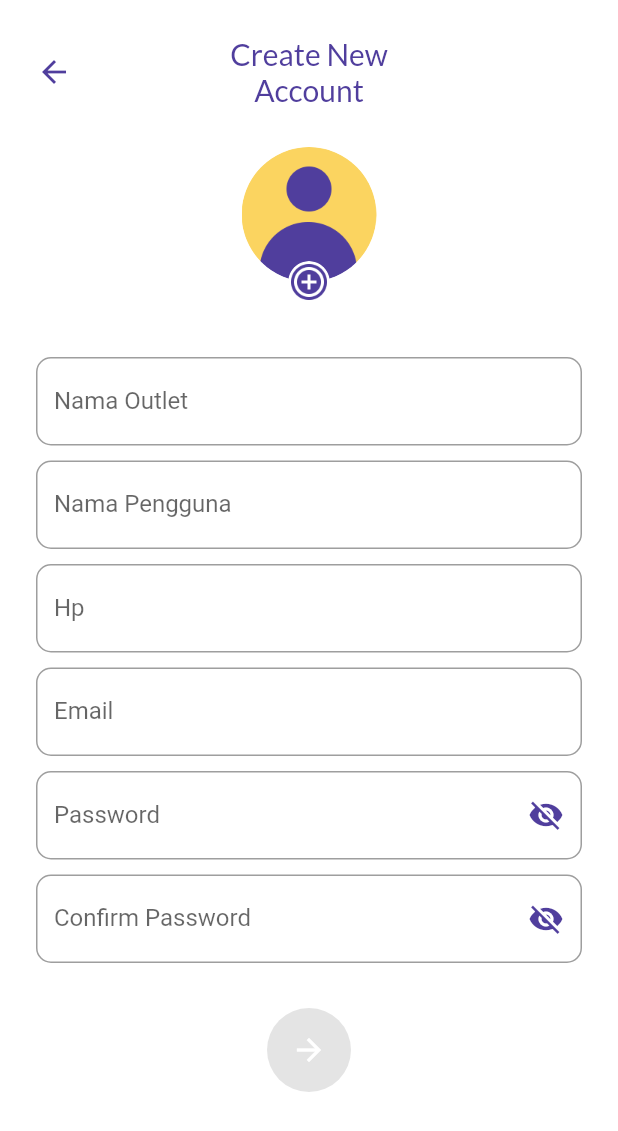
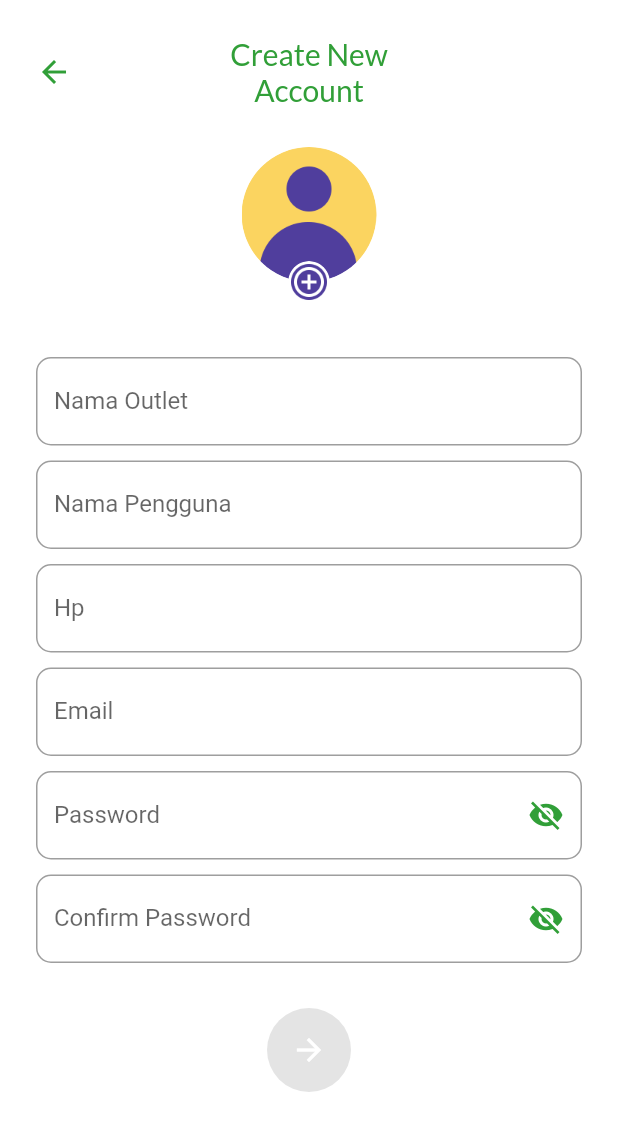
Before and after one commit to chandrafebrian/chandra_pos, a Flutter app: the screen it shows after launch, after a tap on "Get Started", on a phone screen of 412 x 824 dp. Shown: the top 1131 px of the screen. Run offline on Flutter 3.47's test engine with Material 2 defaults, Android fonts, the light colour scheme and no system bars; our stand-ins replace bloc, cloud_firestore, email_validator, equatable, firebase_auth, firebase_core and 5 more; accounts and stored records are empty.

Commit message:
up
Signed-off-by: chandrafebrian <chandrafebrian99@gmail.com>

```diff
--- a/lib/shared/shared.dart
+++ b/lib/shared/shared.dart
@@ -1,8 +1,8 @@
 import 'dart:io';
 import 'package:firebase_storage/firebase_storage.dart';
+import 'package:flutter/material.dart';
 import 'package:path/path.dart';
 import 'package:chandra_pos/bloc/page_bloc.dart';
-import 'package:flutter/material.dart';
 import 'package:google_fonts/google_fonts.dart';
 import 'package:image_picker/image_picker.dart';
 part 'shared_value.dart';
--- a/lib/shared/theme.dart
+++ b/lib/shared/theme.dart
@@ -2,7 +2,21 @@ part of 'shared.dart';
 
 const double defaultMargin = 24;
 
-Color mainColor = const Color(0xFF503E9D);
+MaterialColor warnaUtamaChandraPos = const MaterialColor(
+  0xff319F38,
+  <int, Color>{
+    50: Color(0xff319F38),
+    100: Color(0xff319F38),
+    200: Color(0xff319F38),
+    300: Color(0xff319F38),
+    400: Color(0xff319F38),
+    500: Color(0xff319F38),
+    600: Color(0xff319F38),
+    700: Color(0xff319F38),
+    800: Color(0xff319F38),
+    900: Color(0xff319F38),
+  },
+);
 Color white = const Color(0xFFFFFFFF);
 Color accentColor1 = const Color(0xFF2C1F63);
 Color accentColor2 = const Color(0xFFFBD460);
@@ -17,3 +31,10 @@ TextStyle textKeduaPutih = GoogleFonts.lato().copyWith(
   color: Colors.white,
   fontWeight: FontWeight.w600,
 );
+
+MaterialColor? kPrimaryColor =
+    const Color.fromARGB(255, 150, 11, 102) as MaterialColor;
+
+// theme: ThemeData(
+//     primarySwatch: kPrimaryColor,
+// ),
--- a/lib/ui/pages/main_page.dart
+++ b/lib/ui/pages/main_page.dart
@@ -13,7 +13,7 @@ class _MainPageState extends State<MainPage> {
     return Scaffold(
       drawer: const NavBarPage(),
       appBar: AppBar(
-        backgroundColor: Colors.deepPurple,
+        backgroundColor: warnaUtamaChandraPos,
         title: const Text('Main Page'),
       ),
       body: Center(
--- a/lib/ui/pages/navbar_page.dart
+++ b/lib/ui/pages/navbar_page.dart
@@ -12,7 +12,7 @@ class _NavBarPageState extends State<NavBarPage> {
   Widget build(BuildContext context) {
     return Drawer(
       child: Container(
-        color: const Color.fromARGB(255, 55, 15, 157),
+        color: const Color.fromARGB(255, 8, 138, 67),
         child: ListView(
           children: [
             const SizedBox(
--- a/lib/ui/pages/sign_up.dart
+++ b/lib/ui/pages/sign_up.dart
@@ -33,9 +33,9 @@ class _SignUpPageState extends State<SignUpPage> {
 
   @override
   Widget build(BuildContext context) {
-    context
-        .read<ThemeBloc>()
-        .add(ChangeTheme(ThemeData(primarySwatch: Colors.deepPurple)));
+    context.read<ThemeBloc>().add(ChangeTheme(ThemeData(
+          primarySwatch: warnaUtamaChandraPos,
+        )));
     return WillPopScope(
       onWillPop: () async {
         context.read<PageBloc>().add(GoToSplashPage());
@@ -62,7 +62,7 @@ class _SignUpPageState extends State<SignUpPage> {
                             },
                             child: Icon(
                               Icons.arrow_back,
-                              color: mainColor,
+                              color: warnaUtamaChandraPos,
                             ),
                           ),
                         ),
@@ -71,7 +71,7 @@ class _SignUpPageState extends State<SignUpPage> {
                             'Create New\nAccount',
                             style: GoogleFonts.lato(
                               fontSize: 20,
-                              color: mainColor,
+                              color: warnaUtamaChandraPos,
                             ),
                             textAlign: TextAlign.center,
                           ),
@@ -193,7 +193,7 @@ class _SignUpPageState extends State<SignUpPage> {
                           obscureTextPassword
                               ? Icons.visibility_off
                               : Icons.visibility,
-                          color: mainColor,
+                          color: warnaUtamaChandraPos,
                         ),
                         onPressed: () {
                           setState(() {
@@ -219,7 +219,7 @@ class _SignUpPageState extends State<SignUpPage> {
                           obscureTextConfirmPassword
                               ? Icons.visibility_off
                               : Icons.visibility,
-                          color: mainColor,
+                          color: warnaUtamaChandraPos,
                         ),
                         onPressed: () {
                           setState(() {
@@ -253,7 +253,7 @@ class _SignUpPageState extends State<SignUpPage> {
                             passwordController.text.isEmpty ||
                             confirmPasswordController.text.isEmpty
                         ? const Color(0xFFE4E4E4)
-                        : mainColor,
+                        : warnaUtamaChandraPos,
                     elevation: 0,
                     onPressed: () {
                       if (!(nameController.text.trim() != "" &&
--- a/lib/ui/pages/splash_page.dart
+++ b/lib/ui/pages/splash_page.dart
@@ -41,7 +41,7 @@ class SplashPage extends StatelessWidget {
               margin: const EdgeInsets.only(top: 70, bottom: 19),
               child: ElevatedButton(
                 style: ElevatedButton.styleFrom(
-                  primary: mainColor,
+                  primary: warnaUtamaChandraPos,
                 ),
                 onPressed: () {
                   context
@@ -73,7 +73,7 @@ class SplashPage extends StatelessWidget {
                     style: mainTextStyle.copyWith(
                       fontSize: 16,
                       fontWeight: FontWeight.w600,
-                      color: mainColor,
+                      color: warnaUtamaChandraPos,
                     ),
                   ),
                 ),
--- a/lib/ui/widgets/selectable_box.dart
+++ b/lib/ui/widgets/selectable_box.dart
@@ -52,7 +52,7 @@ class SelectableBox extends StatelessWidget {
             style: (textStyle ??
                 GoogleFonts.lato(
                   fontSize: 18,
-                  color: mainColor,
+                  color: warnaUtamaChandraPos,
                 )),
           ),
         ),
```
Also changed, not shown: lib/ui/pages/account_confirmation.dart (+5 -5 lines), lib/ui/pages/preference_page.dart (+7 -5 lines), lib/ui/pages/sign_in.dart (+4 -4 lines).
